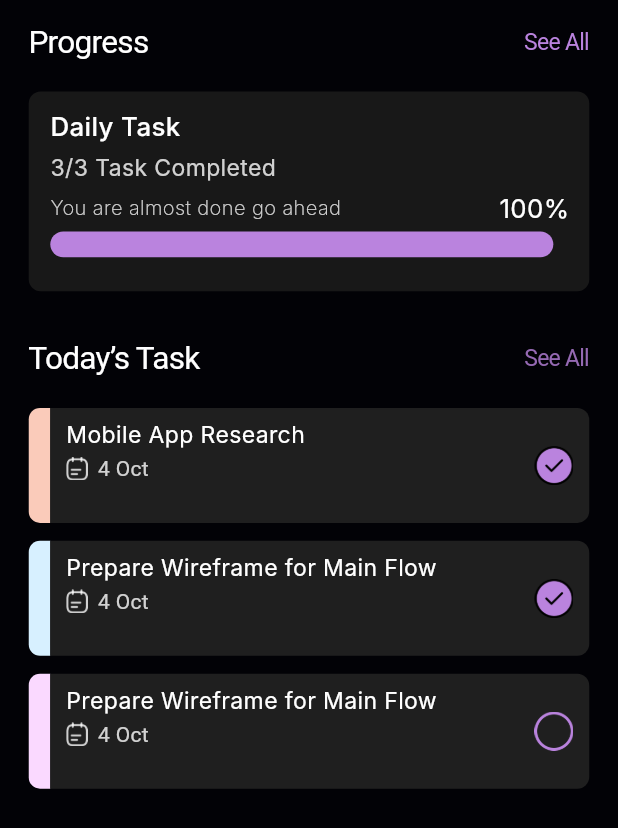
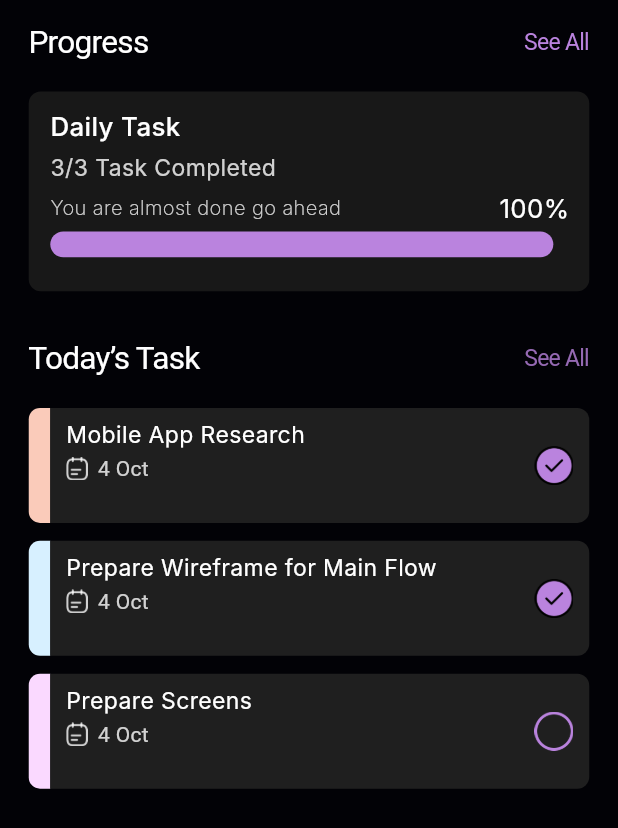
Before and after one commit to hidro-1408/exercise_flutter_anhHieu, a Flutter app: the screen it shows after launch, on a phone screen of 412 x 824 dp. Shown: the top 828 px of the screen. Run offline on Flutter 3.47's test engine with Material 3 defaults, Android fonts, the phone set to English and light mode, and no system bars; our stand-ins replace flutter_screenutil; Roboto replaces fonts that are missing (Inter).

Commit message:
sua lai text line 332

```diff
--- a/buoi5/lib/main.dart
+++ b/buoi5/lib/main.dart
@@ -329,7 +329,7 @@ class MyApp extends StatelessWidget {
                                   crossAxisAlignment: CrossAxisAlignment.start,
                                   children: [
                                     Text(
-                                      "Prepare Wireframe for Main Flow",
+                                      "Prepare Screens",
                                       style: TextStyle(
                                         color: Colors.white,
                                         fontFamily: "Inter",
```
